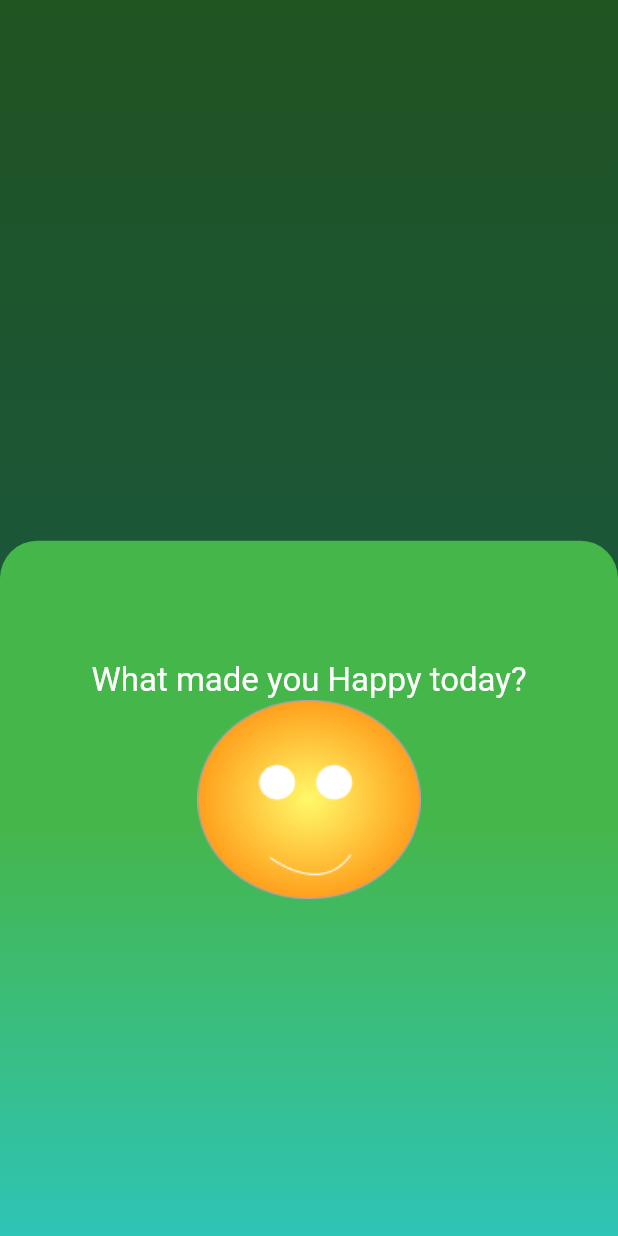
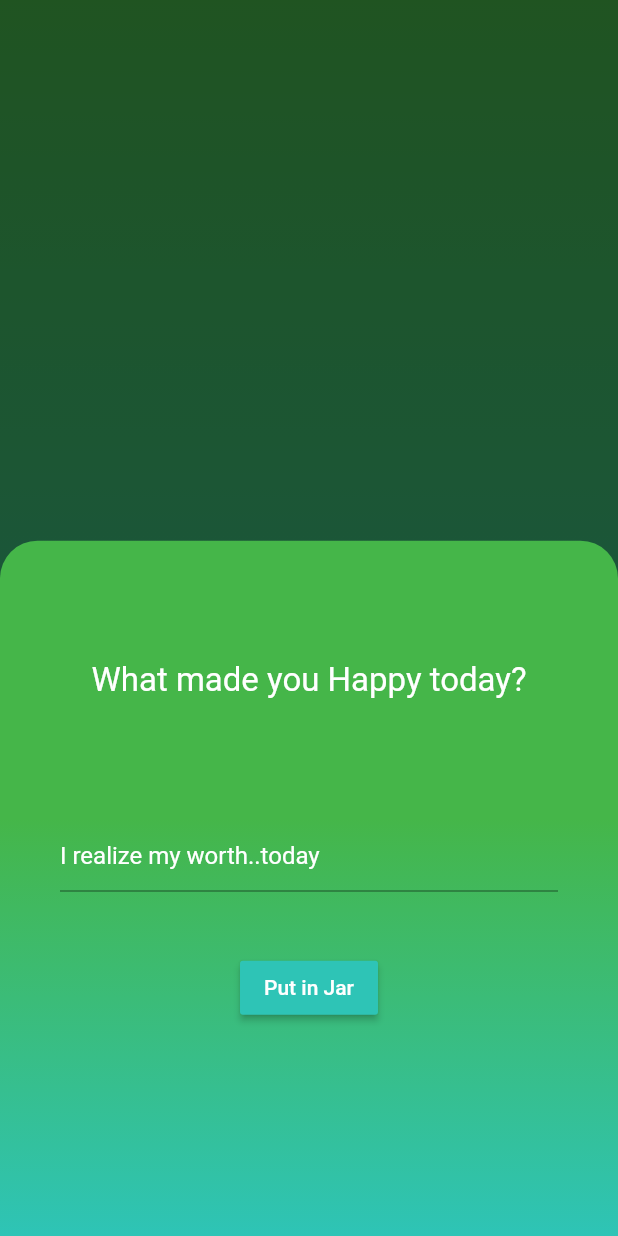
Before and after one commit to saurabhthesuperhero/Happyjarandroid, a Flutter app: the screen it shows after launch, after a tap on the "add" icon, on a phone screen of 412 x 824 dp. Run offline on Flutter 3.47's test engine with Material 2 defaults, Android fonts, the phone set to English and light mode, and no system bars; our stand-ins replace flutter_svg, google_fonts; Roboto replaces fonts that are missing (Alice).

Commit message:
added button

```diff
--- a/lib/main.dart
+++ b/lib/main.dart
@@ -25,7 +25,14 @@ class MyApp extends StatelessWidget {
   }
 }
 
-class MyHomePage extends StatelessWidget {
+class MyHomePage extends StatefulWidget {
+  @override
+  _MyHomePageState createState() => _MyHomePageState();
+}
+
+class _MyHomePageState extends State<MyHomePage> {
+  TextEditingController nameController = TextEditingController();
+
   @override
   Widget build(BuildContext context) {
     return Scaffold(
@@ -68,10 +75,19 @@ class MyHomePage extends StatelessWidget {
       backgroundColor: Colors.transparent,
       context: context,
       builder: (BuildContext context) {
-        return Container(
+        return Stack(
+          alignment: Alignment.topCenter, // Center of Top
+          fit: StackFit.expand,
+
+          children: <Widget>[
+            Container(
+              child: Image.asset("assets/images/Smiley.png"),
+            ),
+            Container(
               decoration: BoxDecoration(
                 borderRadius: BorderRadius.only(
-                topLeft: Radius.circular(25), topRight: Radius.circular(25)),
+                    topLeft: Radius.circular(25),
+                    topRight: Radius.circular(25)),
                 gradient: LinearGradient(
                     begin: Alignment.topCenter,
                     end: Alignment.bottomCenter,
@@ -94,10 +110,41 @@ class MyHomePage extends StatelessWidget {
                     'What made you Happy today?',
                     style: GoogleFonts.alice(color: Colors.white, fontSize: 22),
                   ),
-              Image.asset("assets/images/Smiley.png"),
+                  SizedBox(
+                    height: 40,
+                  ),
+                  Container(
+                    margin: EdgeInsets.all(40),
+                    child: TextField(
+                        controller: nameController,
+                        decoration: InputDecoration(
+                            hintText: 'I realize my worth..today',
+                            hintStyle: GoogleFonts.alice(color: Colors.white)),
+                        onChanged: (text) {
+                          setState(() {
+                            // fullName = text;
+                            //you can access nameController in its scope to get
+                            // the value of text entered as shown below
+                            //fullName = nameController.text;
+                          });
+                        }),
+                  ),
+                  RaisedButton(
+                    color: Color.fromRGBO(46, 196, 182, 1),
+                    textColor: Colors.white,
+                    child: Text('Put in Jar'),
+                    onPressed: () {
+                      Navigator.push(
+                        context,
+                        MaterialPageRoute(builder: (context) => MyHomePage()),
+                      );
+                    },
+                  ),
                   // SvgPicture.asset(assetName, semanticsLabel: 'Empty state'),
                 ],
               ),
+            ),
+          ],
         );
       },
     );
```
Lines whose indentation alone changed are shown as unchanged.
